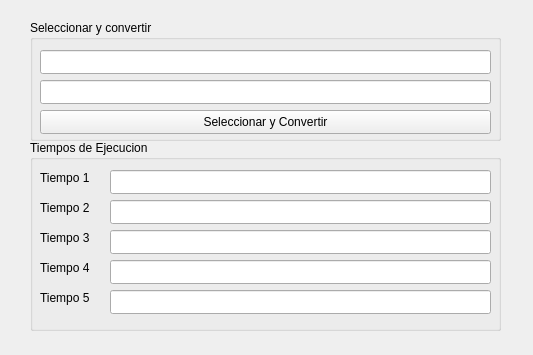
LifeLex/LabAssignment3ComputerArchitecture, file LabAssignment3ComputerArchitecture/imagen.ui: the form before one commit.
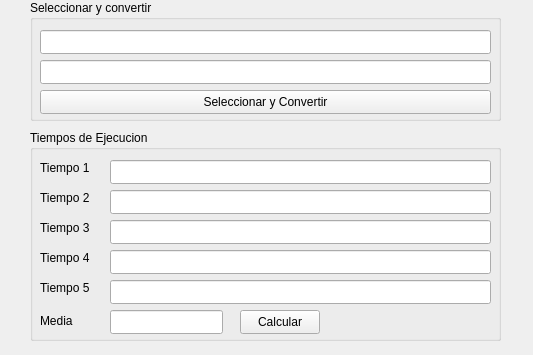
The form after the commit.

The edit to the form file:
```diff
--- a/LabAssignment3ComputerArchitecture/imagen.ui
+++ b/LabAssignment3ComputerArchitecture/imagen.ui
@@ -17,7 +17,7 @@
    <property name="geometry">
     <rect>
      <x>30</x>
-     <y>20</y>
+     <y>0</y>
      <width>471</width>
      <height>121</height>
     </rect>
@@ -63,9 +63,9 @@
    <property name="geometry">
     <rect>
      <x>30</x>
-     <y>140</y>
+     <y>130</y>
      <width>471</width>
-     <height>191</height>
+     <height>211</height>
     </rect>
    </property>
    <property name="title">
@@ -186,6 +186,42 @@
      </rect>
     </property>
    </widget>
+   <widget class="QLabel" name="label_6">
+    <property name="geometry">
+     <rect>
+      <x>10</x>
+      <y>180</y>
+      <width>61</width>
+      <height>21</height>
+     </rect>
+    </property>
+    <property name="text">
+     <string>Media</string>
+    </property>
+   </widget>
+   <widget class="QLineEdit" name="mediaLineEdit">
+    <property name="geometry">
+     <rect>
+      <x>80</x>
+      <y>180</y>
+      <width>113</width>
+      <height>24</height>
+     </rect>
+    </property>
+   </widget>
+   <widget class="QPushButton" name="pushButton_2">
+    <property name="geometry">
+     <rect>
+      <x>210</x>
+      <y>180</y>
+      <width>80</width>
+      <height>24</height>
+     </rect>
+    </property>
+    <property name="text">
+     <string>Calcular</string>
+    </property>
+   </widget>
   </widget>
  </widget>
  <resources/>
```
Left out of the diff: 10 changed lines with no effect on the pictures.
